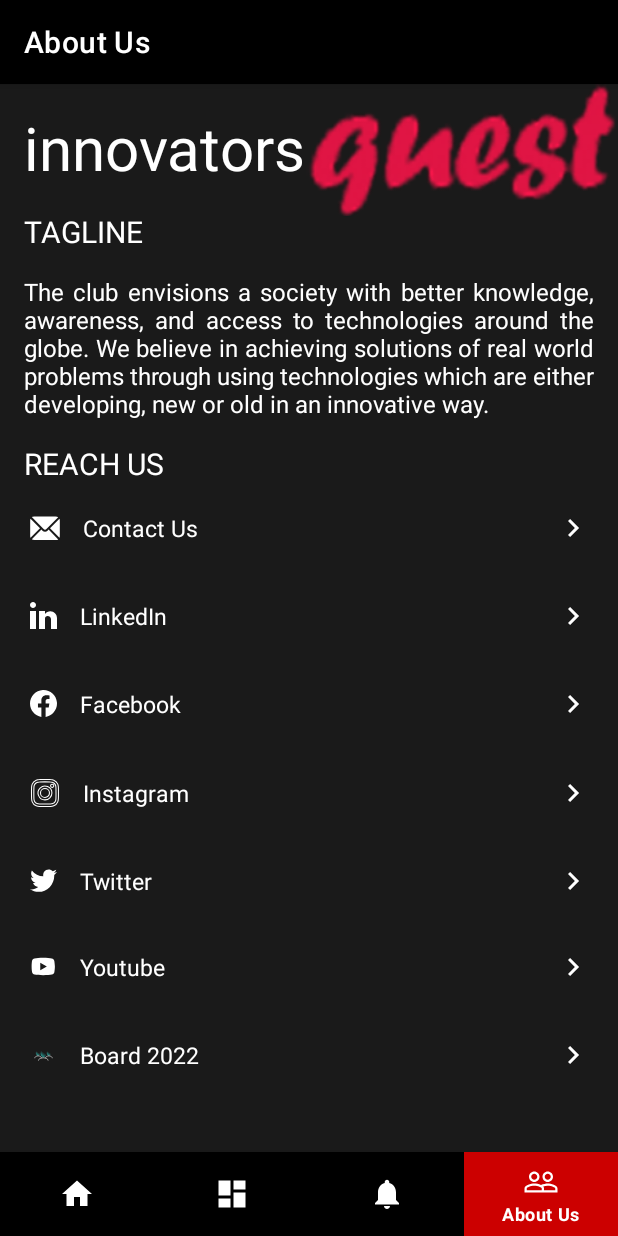
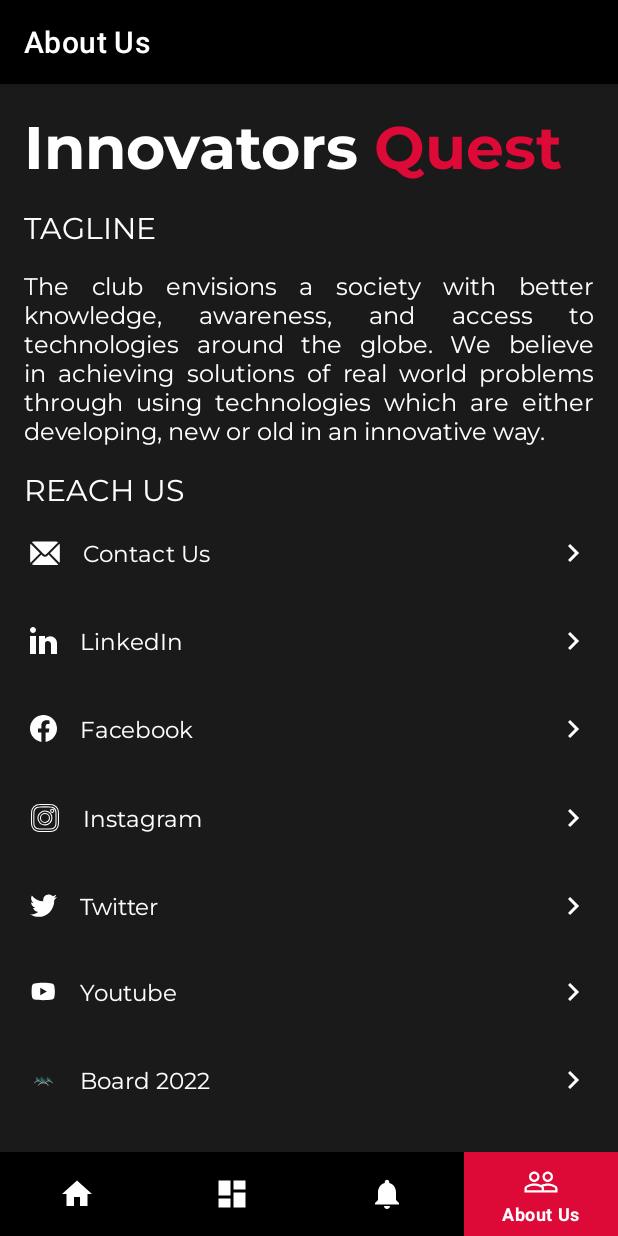
Before and after one commit to PrinceGarg23/IQ-Android, an Android app: the AboutFragment screen opened through its navigation route, on a phone screen of 412 x 824 dp. Run offline under Robolectric (Android 15) with nearby library versions, the phone set to English and light mode, and no system bars; our stand-ins replace navigation-ui.

Commit message:
minor UI changes

```diff
--- a/app/src/main/res/drawable/nav_background.xml
+++ b/app/src/main/res/drawable/nav_background.xml
@@ -1,5 +1,5 @@
 <?xml version="1.0" encoding="utf-8"?>
 <selector xmlns:android="http://schemas.android.com/apk/res/android">
-    <item android:drawable="@android:color/holo_red_dark" android:state_checked="true" />
+    <item android:drawable="@color/ripple_color" android:state_checked="true" />
     <item android:drawable="@android:color/black"/>
 </selector>
--- a/app/src/main/res/layout/about_fragment.xml
+++ b/app/src/main/res/layout/about_fragment.xml
@@ -12,6 +12,7 @@
         android:layout_width="fill_parent"
         android:layout_height="wrap_content"
         android:layout_marginBottom="75dp"
+        android:background="@color/background"
         app:layout_behavior="@string/appbar_scrolling_view_behavior"
         >
 
@@ -22,23 +23,29 @@
             android:layout_marginStart="16dp"
             android:layout_marginTop="15dp"
             android:layout_weight="1.0"
-            android:text="innovators"
+            android:text="Innovators"
+            android:fontFamily="@font/montserrat_bold"
             android:textColor="?attr/colorOnPrimary"
             android:textSize="40sp"
             android:textStyle="normal"
             app:layout_constraintStart_toStartOf="parent"
             app:layout_constraintTop_toTopOf="parent" />
 
-        <ImageView
+        <TextView
             android:id="@+id/quest"
             android:layout_width="0dp"
-            android:layout_height="match_parent"
-            android:layout_weight="1.0"
-            android:scaleType="fitXY"
-            android:src="@drawable/quest"
+            android:layout_height="wrap_content"
+            android:layout_marginStart="10dp"
+            android:layout_marginTop="15dp"
+            android:text="Quest"
+            android:fontFamily="@font/montserrat_bold"
+            android:textColor="#dd0a37"
+            android:textSize="40sp"
+            android:textStyle="normal"
             app:layout_constraintEnd_toEndOf="parent"
             app:layout_constraintRight_toRightOf="@id/textView1"
-            app:layout_constraintStart_toEndOf="@+id/textView1" />
+            app:layout_constraintStart_toEndOf="@+id/textView1"
+            app:layout_constraintTop_toTopOf="parent" />
 
         <TextView
             android:id="@+id/textview2"
@@ -47,6 +54,7 @@
             android:layout_marginStart="16dp"
             android:layout_marginTop="15dp"
             android:text="Tagline"
+            android:fontFamily="@font/montserrat_regular"
             android:textAllCaps="true"
             android:textColor="?attr/colorOnPrimary"
             android:textSize="20sp"
@@ -60,6 +68,7 @@
             android:layout_marginTop="15dp"
             android:layout_marginEnd="16dp"
             android:justificationMode="inter_word"
+            android:fontFamily="@font/montserrat_regular"
             android:text="@string/tagline"
             android:textSize="16sp"
             android:textColor="?attr/colorOnPrimary"
@@ -72,6 +81,7 @@
             android:layout_marginStart="16dp"
             android:layout_marginTop="15dp"
             android:text="Reach Us"
+            android:fontFamily="@font/montserrat_regular"
             android:textAllCaps="true"
             android:textColor="?attr/colorOnPrimary"
             android:textSize="20sp"
@@ -84,7 +94,7 @@
             android:layout_marginTop="5dp"
             app:layout_constraintEnd_toEndOf="parent"
             app:layout_constraintStart_toStartOf="parent"
-            android:background="?android:attr/selectableItemBackground"
+            style="@style/SelectableItemBackground"
             android:clickable="true"
             app:layout_constraintTop_toBottomOf="@+id/textview4">
 
@@ -95,6 +105,7 @@
                 android:layout_marginStart="15dp"
                 android:text="Contact Us"
                 android:textColor="?attr/colorOnPrimary"
+                android:fontFamily="@font/montserrat_regular"
                 android:textSize="15dp"
                 app:layout_constraintBottom_toBottomOf="@+id/imageView3"
                 app:layout_constraintStart_toEndOf="@+id/imageView3"
@@ -127,7 +138,7 @@
             android:id="@+id/linkedinSettings"
             android:layout_width="match_parent"
             android:layout_height="match_parent"
-            android:background="?android:attr/selectableItemBackground"
+            style="@style/SelectableItemBackground"
             android:layout_marginTop="10dp"
             app:layout_constraintEnd_toEndOf="parent"
             app:layout_constraintStart_toStartOf="parent"
@@ -141,6 +152,7 @@
                 android:layout_marginLeft="15dp"
                 android:text="LinkedIn"
                 android:textColor="?attr/colorOnPrimary"
+                android:fontFamily="@font/montserrat_regular"
                 android:textSize="15dp"
                 app:layout_constraintBottom_toBottomOf="@+id/imageView5"
                 app:layout_constraintStart_toEndOf="@+id/imageView5"
@@ -173,7 +185,7 @@
             android:id="@+id/facebookSettings"
             android:layout_width="match_parent"
             android:layout_height="match_parent"
-            android:background="?android:attr/selectableItemBackground"
+            style="@style/SelectableItemBackground"
             android:layout_marginTop="10dp"
             app:layout_constraintEnd_toEndOf="parent"
             app:layout_constraintStart_toStartOf="parent"
@@ -187,6 +199,7 @@
                 android:layout_marginLeft="15dp"
                 android:text="Facebook"
                 android:textColor="?attr/colorOnPrimary"
+                android:fontFamily="@font/montserrat_regular"
                 android:textSize="15dp"
                 app:layout_constraintBottom_toBottomOf="@+id/imageView7"
                 app:layout_constraintStart_toEndOf="@+id/imageView7"
@@ -219,7 +232,7 @@
             android:id="@+id/instagramSettings"
             android:layout_width="match_parent"
             android:layout_height="match_parent"
-            android:background="?android:attr/selectableItemBackground"
+            style="@style/SelectableItemBackground"
             android:layout_marginTop="10dp"
             app:layout_constraintEnd_toEndOf="parent"
             app:layout_constraintStart_toStartOf="parent"
@@ -234,6 +247,7 @@
                 android:text="Instagram"
                 android:textColor="?attr/colorOnPrimary"
                 android:textSize="15dp"
+                android:fontFamily="@font/montserrat_regular"
                 app:layout_constraintBottom_toBottomOf="@+id/imageView9"
                 app:layout_constraintStart_toEndOf="@+id/imageView9"
                 app:layout_constraintTop_toTopOf="@+id/imageView9" />
@@ -265,7 +279,7 @@
             android:id="@+id/twitterSettings"
             android:layout_width="match_parent"
             android:layout_height="match_parent"
-            android:background="?android:attr/selectableItemBackground"
+            style="@style/SelectableItemBackground"
             android:layout_marginTop="10dp"
             app:layout_constraintEnd_toEndOf="parent"
             app:layout_constraintStart_toStartOf="parent"
@@ -278,6 +292,7 @@
                 android:layout_marginStart="15dp"
                 android:layout_marginLeft="15dp"
                 android:text="Twitter"
+                android:fontFamily="@font/montserrat_regular"
                 android:textColor="?attr/colorOnPrimary"
                 android:textSize="15dp"
                 app:layout_constraintBottom_toBottomOf="@+id/imageView11"
@@ -312,7 +327,7 @@
             android:id="@+id/youtubeSettings"
             android:layout_width="match_parent"
             android:layout_height="match_parent"
-            android:background="?android:attr/selectableItemBackground"
+            style="@style/SelectableItemBackground"
             android:layout_marginTop="10dp"
             app:layout_constraintEnd_toEndOf="parent"
             app:layout_constraintStart_toStartOf="parent"
@@ -326,6 +341,7 @@
                 android:layout_marginLeft="15dp"
                 android:text="Youtube"
                 android:textColor="?attr/colorOnPrimary"
+                android:fontFamily="@font/montserrat_regular"
                 android:textSize="15dp"
                 app:layout_constraintBottom_toBottomOf="@+id/imageView15"
                 app:layout_constraintStart_toEndOf="@+id/imageView15"
@@ -359,7 +375,7 @@
             android:id="@+id/boardSettings"
             android:layout_width="match_parent"
             android:layout_height="match_parent"
-            android:background="?android:attr/selectableItemBackground"
+            style="@style/SelectableItemBackground"
             android:layout_marginTop="10dp"
             app:layout_constraintEnd_toEndOf="parent"
             app:layout_constraintStart_toStartOf="parent"
@@ -373,6 +389,7 @@
                 android:layout_marginLeft="15dp"
                 android:text="Board 2022"
                 android:textColor="?attr/colorOnPrimary"
+                android:fontFamily="@font/montserrat_regular"
                 android:textSize="15dp"
                 app:layout_constraintBottom_toBottomOf="@+id/imageView13"
                 app:layout_constraintStart_toEndOf="@+id/imageView13"
--- a/app/src/main/res/layout/activity_splash.xml
+++ b/app/src/main/res/layout/activity_splash.xml
@@ -29,7 +29,7 @@
         android:text="Innovators "
         android:textSize="42sp"
         android:textStyle="bold"
-        android:fontFamily="@font/semibold"
+        android:fontFamily="@font/montserrat_regular"
         android:textColor="@color/white"
         android:gravity="center"/>
         <TextView
@@ -38,7 +38,7 @@
             android:text="Quest"
             android:textSize="42sp"
             android:textStyle="bold"
-            android:fontFamily="@font/semibold"
+            android:fontFamily="@font/montserrat_regular"
             android:textColor="#dd0a37"
             android:gravity="center"/>
     </LinearLayout>
--- a/app/src/main/res/layout/fragment_dashboard.xml
+++ b/app/src/main/res/layout/fragment_dashboard.xml
@@ -5,7 +5,7 @@
     xmlns:tools="http://schemas.android.com/tools"
     android:layout_width="match_parent"
     android:layout_height="match_parent"
-    android:background="?attr/colorPrimary"
+    android:background="@color/background"
     tools:context=".ui.dashboard.DashboardFragment">
 
     <LinearLayout
--- a/app/src/main/res/values/colors.xml
+++ b/app/src/main/res/values/colors.xml
@@ -12,4 +12,5 @@
     <color name="tab_enable">#800000</color>
     <color name="tab_disable">#ffffff</color>
     <color name="progressBar">#5B86E5</color>
+    <color name="ripple_color">#dd0a37</color>
 </resources>
--- a/app/src/main/res/values/themes.xml
+++ b/app/src/main/res/values/themes.xml
@@ -13,4 +13,12 @@
         <item name="android:statusBarColor" tools:targetApi="l">?attr/colorPrimaryVariant</item>
         <!-- Customize your theme here. -->
     </style>
+
+    <style name="SelectableItemTheme">
+        <item name="colorControlHighlight">@color/ripple_color</item>
+    </style>
+    <style name="SelectableItemBackground">
+        <item name="android:theme">@style/SelectableItemTheme</item>
+        <item name="android:background">?attr/selectableItemBackground</item>
+    </style>
 </resources>
```
Also changed, not shown: app/src/main/res/font/montserrat_bold.ttf (added), app/src/main/res/font/montserrat_light.ttf (added), app/src/main/res/font/montserrat_medium.ttf (added), app/src/main/res/font/montserrat_regular.ttf (added), app/src/main/res/font/montserrat_semibold.ttf (added), app/src/main/res/font/montserrat_thin.ttf (added).
